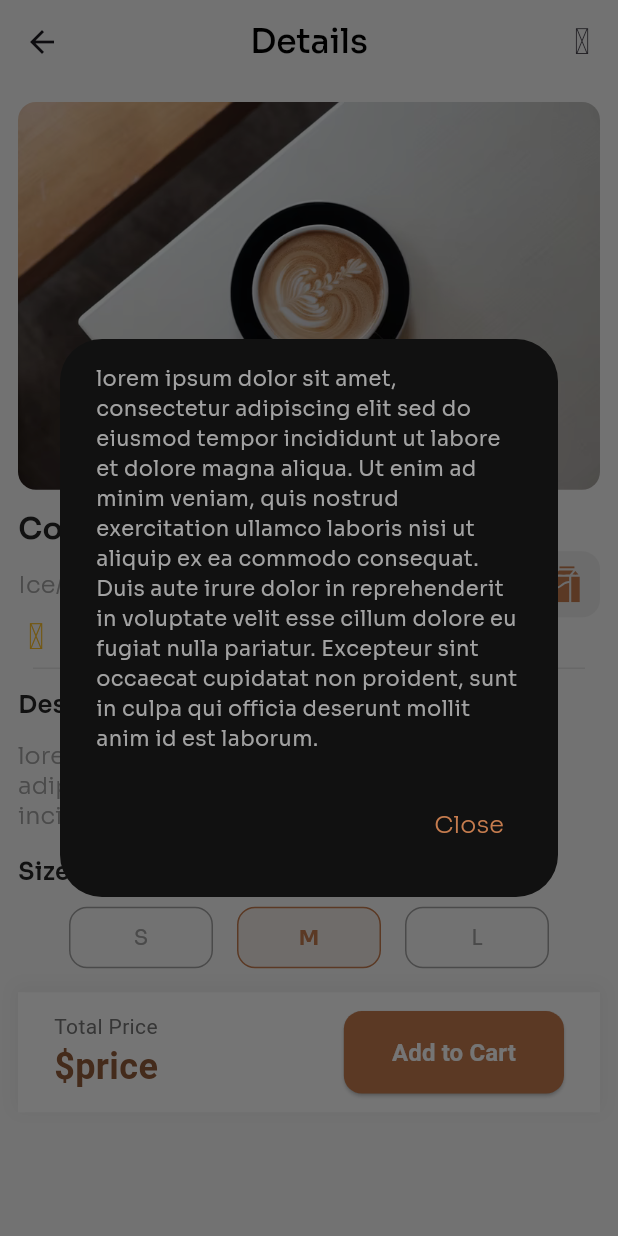
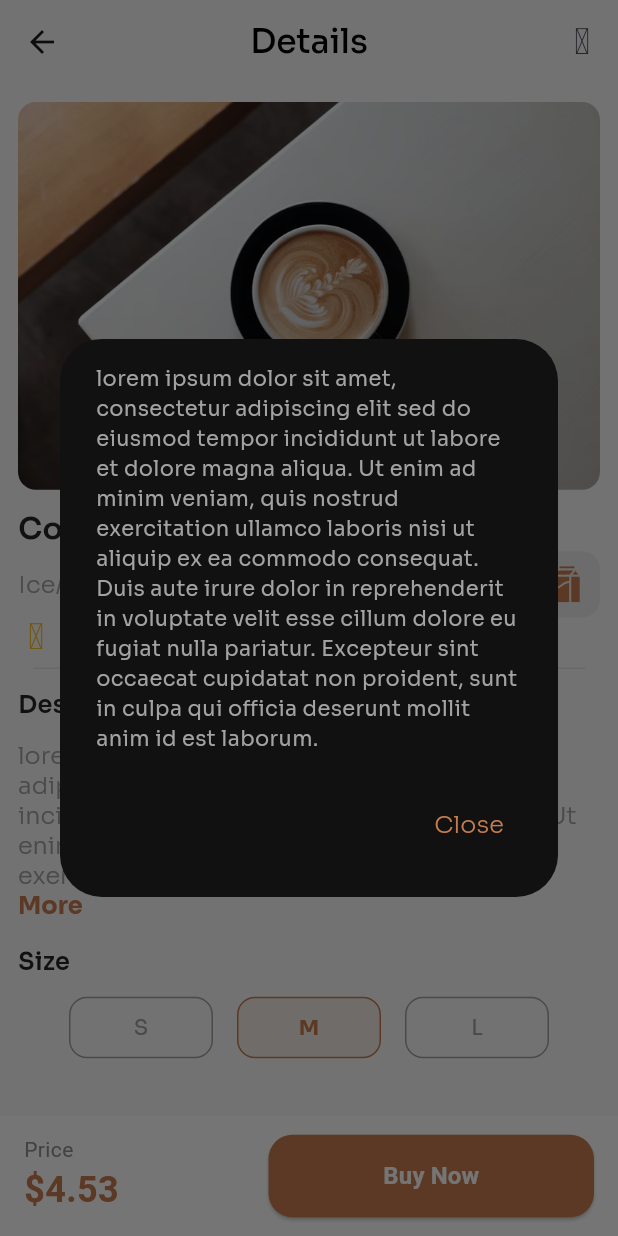
Before and after one commit to oussamaB14/coffee_app, a Flutter app: the DetailsScreen screen opened by its route, after a tap on an icon or button, on a phone screen of 412 x 824 dp. Run offline on Flutter 3.47's test engine with Material 3 defaults, Android fonts, the phone set to English and light mode, and no system bars; our stand-ins replace flutter_svg, google_fonts, iconly.

Commit message:
⚙️ Refactor UI components and layouts in Details and Order screens

```diff
--- a/lib/presentation/pages/details_screen.dart
+++ b/lib/presentation/pages/details_screen.dart
@@ -32,6 +32,7 @@ class DetailsScreen extends StatelessWidget {
       ),
       body: Padding(
         padding: const EdgeInsets.all(12.0),
+        child: SingleChildScrollView(
           child: Column(
             crossAxisAlignment: CrossAxisAlignment.start,
             children: [
@@ -96,17 +97,13 @@ class DetailsScreen extends StatelessWidget {
                 AppText('Size', style: AppText.titleSmall(context)),
                 SizedBox(height: 12),
                 sizeSelection(context),
-              SizedBox(height: 16),
-              _buildBottomPriceBar(
-                //price: 4.53,
-                //onPressed: () => _handleAddToCart(),
-              )
+                //SizedBox(height: 16),
               ])
             ],
           ),
         ),
-      // bottomNavigationBar: BottomNavigationBar(items: [],
-      // backgroundColor: AppColors.colorFoundationBrownDark,),
+      ),
+      bottomNavigationBar: _buildBottomPriceBar(),
     );
   }
 }
@@ -141,7 +138,7 @@ Widget customIconContainer(String assetPath) {
 }
 
 Widget expandableText(BuildContext context, String text) {
-  const int previewLength = 100;
+  const int previewLength = 200;
 
   return Builder(
     builder: (context) {
@@ -247,62 +244,54 @@ Widget sizeSelection(BuildContext context) {
   );
 }
 
-Widget _buildBottomPriceBar() {
-  return Container(
-    height: 80,
-    padding: const EdgeInsets.symmetric(horizontal: 24, vertical: 12),
-    decoration: BoxDecoration(
+BottomAppBar _buildBottomPriceBar() {
+  return BottomAppBar(
+    elevation: 8,
     color: Colors.white,
-      boxShadow: [
-        BoxShadow(
-          color: Colors.grey.withOpacity(0.1),
-          spreadRadius: 2,
-          blurRadius: 8,
-          offset: const Offset(0, -2),
-        )
-      ],
-    ),
+    shape: const CircularNotchedRectangle(),
     child: Row(
       mainAxisAlignment: MainAxisAlignment.spaceBetween,
       children: [
         Column(
           crossAxisAlignment: CrossAxisAlignment.start,
-          mainAxisSize: MainAxisSize.min,
           children: [
             Text(
-              'Total Price',
+              'Price',
               style: TextStyle(
                 fontSize: 14,
-                color: Colors.grey[600],
+                color: AppColors.colorFoundationGreyLightHover,
               ),
             ),
             Text(
-              '\$price',
+              '\$4.53',
               style: const TextStyle(
                 fontSize: 24,
                 fontWeight: FontWeight.bold,
-                color: AppColors.colorFoundationBrownDark,
+                color: AppColors.colorFoundationBrownNormal,
               ),
             ),
           ],
         ),
-        ElevatedButton(
+        SizedBox(
+          width: 217,
+          child: ElevatedButton(
             style: ElevatedButton.styleFrom(
               backgroundColor: AppColors.colorFoundationBrownNormal,
               padding: const EdgeInsets.symmetric(horizontal: 32, vertical: 16),
               shape: RoundedRectangleBorder(
-              borderRadius: BorderRadius.circular(12),
+                borderRadius: BorderRadius.circular(16),
               ),
             ),
             onPressed: () {
-            // Handle purchase
+
             },
             child: const Text(
-            'Add to Cart',
+              'Buy Now',
               style: TextStyle(
                 fontSize: 16,
                 fontWeight: FontWeight.w600,
-              color: Colors.white,
+                color: AppColors.colorFoundationSurfaceWhite,
+              ),
             ),
           ),
         ),
--- a/lib/presentation/pages/landing_screen.dart
+++ b/lib/presentation/pages/landing_screen.dart
@@ -51,7 +51,7 @@ class LandingScreen extends StatelessWidget {
                       Center(
                         child: AppText(
                           'Fall in Love with\nCoffee in Blissful\nDelight!',
-                          style: AppText.titleLarge(context),
+                          style: AppText.titleLanding(context),
                           color: AppColors.colorFoundationSurfaceWhite,
                           textAlign: TextAlign.center,
                         ),
```
Also changed, not shown: lib/presentation/pages/order_screen.dart (+53 -2 lines), lib/presentation/widgets/app_Text.dart (+7 -0 lines). Lines whose indentation alone changed are shown as unchanged.
